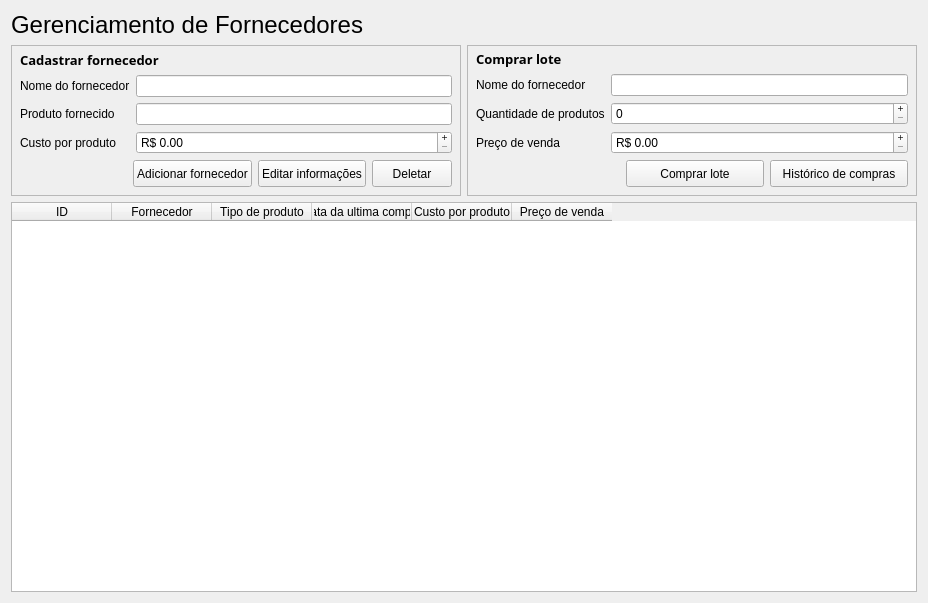
Before: the Qt Designer form view/management UIs/providers_management.ui in PedroGregori/Projeto_Integrador--SENAC_BA-2022, drawn with Qt 5.
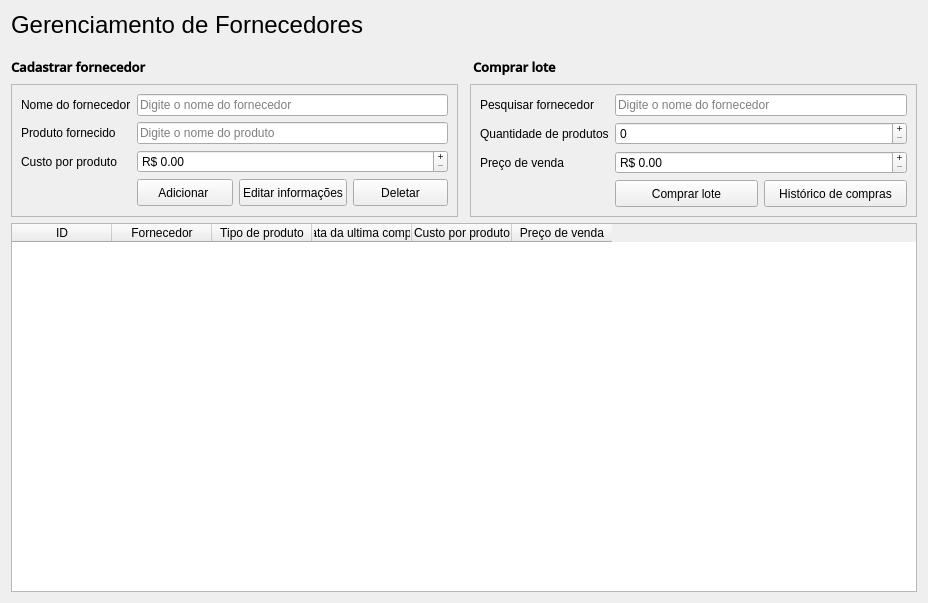
After: the same form once the commit is applied.

What changed in the file:
```diff
--- a/view/management UIs/providers_management.ui
+++ b/view/management UIs/providers_management.ui
@@ -13,7 +13,7 @@
   <property name="windowTitle">
    <string>Form</string>
   </property>
-  <layout class="QVBoxLayout" name="verticalLayout_3">
+  <layout class="QVBoxLayout" name="verticalLayout">
    <item>
     <widget class="QLabel" name="label">
      <property name="font">
@@ -27,30 +27,28 @@
     </widget>
    </item>
    <item>
-    <layout class="QHBoxLayout" name="horizontalLayout_3">
-     <item>
-      <widget class="QFrame" name="frame_providerData">
-       <property name="frameShape">
-        <enum>QFrame::StyledPanel</enum>
-       </property>
-       <layout class="QVBoxLayout" name="verticalLayout">
-        <property name="leftMargin">
-         <number>8</number>
-        </property>
-        <property name="topMargin">
-         <number>4</number>
-        </property>
-        <property name="rightMargin">
-         <number>8</number>
-        </property>
-        <property name="bottomMargin">
-         <number>8</number>
-        </property>
+    <spacer name="verticalSpacer">
+     <property name="orientation">
+      <enum>Qt::Vertical</enum>
+     </property>
+     <property name="sizeType">
+      <enum>QSizePolicy::Preferred</enum>
+     </property>
+     <property name="sizeHint" stdset="0">
+      <size>
+       <width>318</width>
+       <height>13</height>
+      </size>
+     </property>
+    </spacer>
+   </item>
         <item>
-         <widget class="QLabel" name="label_3">
+    <layout class="QHBoxLayout" name="data_tittles">
+     <item>
+      <widget class="QLabel" name="employeeData_label">
           <property name="font">
            <font>
-            <family>Segoe UI Semilight</family>
+         <family>Open Sans SemiBold</family>
             <pointsize>10</pointsize>
             <weight>75</weight>
             <bold>true</bold>
@@ -59,32 +57,112 @@
           <property name="text">
            <string>Cadastrar fornecedor</string>
           </property>
+       <property name="alignment">
+        <set>Qt::AlignLeading|Qt::AlignLeft|Qt::AlignTop</set>
+       </property>
          </widget>
         </item>
         <item>
+      <spacer name="horizontalSpacer_3">
+       <property name="orientation">
+        <enum>Qt::Horizontal</enum>
+       </property>
+       <property name="sizeType">
+        <enum>QSizePolicy::Preferred</enum>
+       </property>
+       <property name="sizeHint" stdset="0">
+        <size>
+         <width>11</width>
+         <height>20</height>
+        </size>
+       </property>
+      </spacer>
+     </item>
+     <item>
+      <widget class="QLabel" name="userData_label">
+       <property name="font">
+        <font>
+         <family>Open Sans SemiBold</family>
+         <pointsize>10</pointsize>
+         <weight>75</weight>
+         <bold>true</bold>
+        </font>
+       </property>
+       <property name="text">
+        <string>Comprar lote</string>
+       </property>
+       <property name="alignment">
+        <set>Qt::AlignLeading|Qt::AlignLeft|Qt::AlignTop</set>
+       </property>
+      </widget>
+     </item>
+    </layout>
+   </item>
+   <item>
+    <layout class="QHBoxLayout" name="horizontalLayout_2">
+     <item>
+      <widget class="QFrame" name="">
+       <property name="frameShape">
+        <enum>QFrame::StyledPanel</enum>
+       </property>
          <layout class="QFormLayout" name="formLayout">
+        <property name="leftMargin">
+         <number>9</number>
+        </property>
+        <property name="topMargin">
+         <number>9</number>
+        </property>
+        <property name="rightMargin">
+         <number>9</number>
+        </property>
+        <property name="bottomMargin">
+         <number>9</number>
+        </property>
           <item row="0" column="0">
            <widget class="QLabel" name="nameLabel">
+          <property name="font">
+           <font>
+            <pointsize>9</pointsize>
+           </font>
+          </property>
             <property name="text">
              <string>Nome do fornecedor</string>
             </property>
            </widget>
           </item>
           <item row="0" column="1">
-           <widget class="QLineEdit" name="name"/>
+         <widget class="QLineEdit" name="name">
+          <property name="placeholderText">
+           <string>Digite o nome do fornecedor</string>
+          </property>
+         </widget>
           </item>
           <item row="1" column="0">
            <widget class="QLabel" name="productTypeLabel">
+          <property name="font">
+           <font>
+            <pointsize>9</pointsize>
+           </font>
+          </property>
             <property name="text">
              <string>Produto fornecido</string>
             </property>
            </widget>
           </item>
           <item row="1" column="1">
-           <widget class="QLineEdit" name="lineEdit"/>
+         <widget class="QLineEdit" name="product">
+          <property name="placeholderText">
+           <string>Digite o nome do produto</string>
+          </property>
+         </widget>
           </item>
           <item row="2" column="0">
-           <widget class="QLabel" name="products_quantityLabel">
+         <widget class="QLabel" name="cost_per_product_label">
+          <property name="font">
+           <font>
+            <pointsize>9</pointsize>
+           </font>
+          </property>
             <property name="text">
              <string>Custo por produto</string>
             </property>
@@ -109,23 +187,8 @@
             </property>
            </widget>
           </item>
-         </layout>
-        </item>
-        <item>
-         <layout class="QHBoxLayout" name="horizontalLayout">
-          <item>
-           <spacer name="horizontalSpacer">
-            <property name="orientation">
-             <enum>Qt::Horizontal</enum>
-            </property>
-            <property name="sizeHint" stdset="0">
-             <size>
-              <width>40</width>
-              <height>20</height>
-             </size>
-            </property>
-           </spacer>
-          </item>
+        <item row="3" column="1">
+         <layout class="QHBoxLayout" name="horizontalLayout_4">
           <item>
            <widget class="QPushButton" name="Btn_add">
             <property name="minimumSize">
@@ -140,7 +203,7 @@
              </font>
             </property>
             <property name="text">
-             <string>Adicionar fornecedor</string>
+             <string>Adicionar </string>
             </property>
            </widget>
           </item>
@@ -186,52 +249,68 @@
       </widget>
      </item>
      <item>
-      <widget class="QFrame" name="frame">
+      <spacer name="horizontalSpacer">
+       <property name="orientation">
+        <enum>Qt::Horizontal</enum>
+       </property>
+       <property name="sizeType">
+        <enum>QSizePolicy::Preferred</enum>
+       </property>
+       <property name="sizeHint" stdset="0">
+        <size>
+         <width>6</width>
+         <height>20</height>
+        </size>
+       </property>
+      </spacer>
+     </item>
+     <item>
+      <widget class="QFrame" name="">
        <property name="frameShape">
         <enum>QFrame::StyledPanel</enum>
        </property>
-       <layout class="QVBoxLayout" name="verticalLayout_2">
-        <property name="leftMargin">
-         <number>8</number>
-        </property>
-        <property name="topMargin">
-         <number>4</number>
-        </property>
-        <property name="rightMargin">
-         <number>8</number>
-        </property>
-        <property name="bottomMargin">
-         <number>8</number>
-        </property>
-        <item>
-         <widget class="QLabel" name="label_2">
-          <property name="font">
-           <font>
-            <family>Segoe UI Semilight</family>
-            <pointsize>10</pointsize>
-            <weight>75</weight>
-            <bold>true</bold>
-           </font>
-          </property>
-          <property name="text">
-           <string>Comprar lote</string>
-          </property>
-         </widget>
-        </item>
-        <item>
          <layout class="QFormLayout" name="formLayout_2">
+        <property name="horizontalSpacing">
+         <number>6</number>
+        </property>
+        <property name="leftMargin">
+         <number>9</number>
+        </property>
+        <property name="topMargin">
+         <number>9</number>
+        </property>
+        <property name="rightMargin">
+         <number>9</number>
+        </property>
+        <property name="bottomMargin">
+         <number>9</number>
+        </property>
           <item row="0" column="0">
-           <widget class="QLabel" name="nameLabel_2">
+         <widget class="QLabel" name="search_label">
+          <property name="font">
+           <font>
+            <pointsize>9</pointsize>
+           </font>
+          </property>
             <property name="text">
-             <string>Nome do fornecedor</string>
+           <string>Pesquisar fornecedor</string>
             </property>
            </widget>
           </item>
           <item row="0" column="1">
-           <widget class="QLineEdit" name="name_2"/>
+         <widget class="QLineEdit" name="search">
+          <property name="placeholderText">
+           <string>Digite o nome do fornecedor</string>
+          </property>
+         </widget>
           </item>
           <item row="1" column="0">
-           <widget class="QLabel" name="cost_per_productLabel_2">
+         <widget class="QLabel" name="quantity_label">
+          <property name="font">
+           <font>
+            <pointsize>9</pointsize>
+           </font>
+          </property>
             <property name="text">
              <string>Quantidade de produtos</string>
             </property>
@@ -254,7 +333,12 @@
            </widget>
           </item>
           <item row="2" column="0">
-           <widget class="QLabel" name="salePrice_Label_2">
+         <widget class="QLabel" name="salePrice_Label">
+          <property name="font">
+           <font>
+            <pointsize>9</pointsize>
+           </font>
+          </property>
             <property name="text">
              <string>Preço de venda </string>
             </property>
@@ -279,26 +363,8 @@
             </property>
            </widget>
           </item>
-         </layout>
-        </item>
-        <item>
-         <layout class="QHBoxLayout" name="horizontalLayout_2">
-          <item>
-           <spacer name="horizontalSpacer_2">
-            <property name="orientation">
-             <enum>Qt::Horizontal</enum>
-            </property>
-            <property name="sizeType">
-             <enum>QSizePolicy::Preferred</enum>
-            </property>
-            <property name="sizeHint" stdset="0">
-             <size>
-              <width>150</width>
-              <height>20</height>
-             </size>
-            </property>
-           </spacer>
-          </item>
+        <item row="3" column="1">
+         <layout class="QHBoxLayout" name="horizontalLayout">
           <item>
            <widget class="QPushButton" name="Btn_add_2">
             <property name="minimumSize">
```
Left out of the diff: 6 changed lines with no effect on the pictures. Lines whose indentation alone changed are shown as unchanged.
